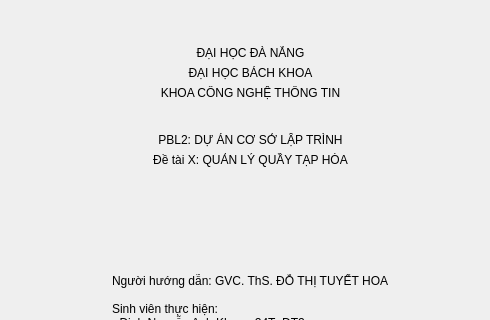
Above: ui/logindialog.ui from DuongNguyen0210/StoreProject before the change; both pictures show x 0 to 490 and y 219 to 539 of the 1000 by 700 pixel window. Below: the same form after it.
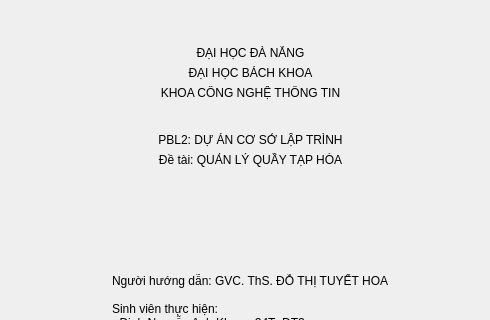
That is the form after the change. Icons and pictures are not drawn.

```diff
--- a/ui/logindialog.ui
+++ b/ui/logindialog.ui
@@ -190,7 +190,7 @@
         <item>
          <widget class="QLabel" name="lblSubtitle">
           <property name="text">
-           <string>Đề tài X: QUẢN LÝ QUẦY TẠP HÓA</string>
+           <string>Đề tài: QUẢN LÝ QUẦY TẠP HÓA</string>
           </property>
           <property name="alignment">
            <set>Qt::AlignmentFlag::AlignCenter</set>
```
